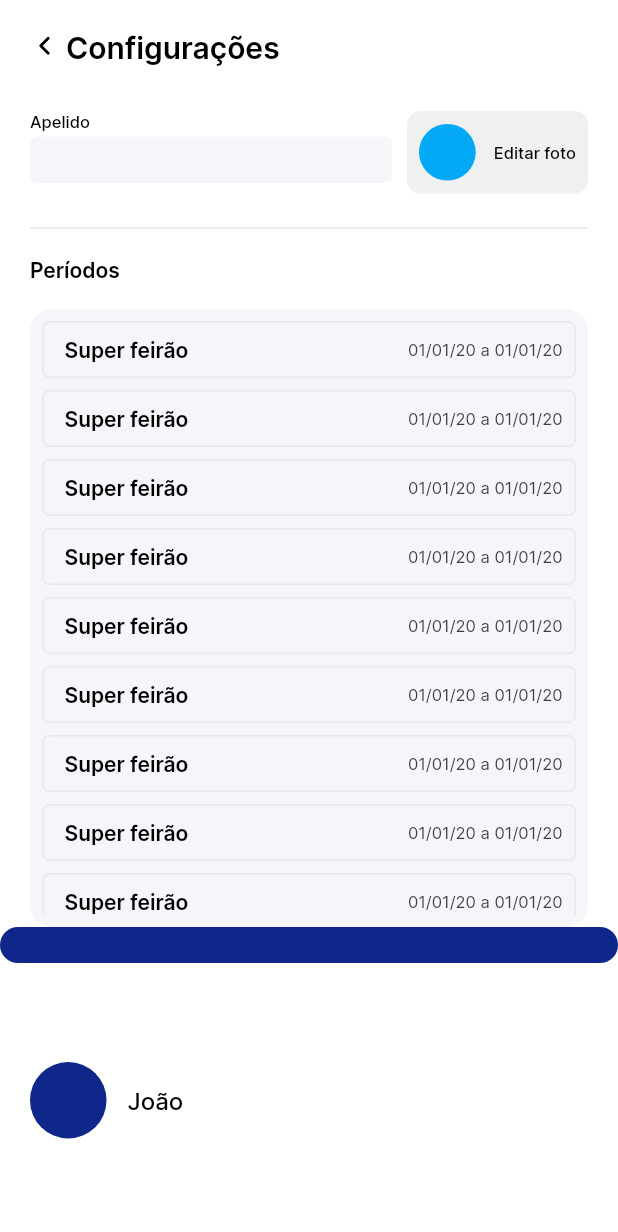
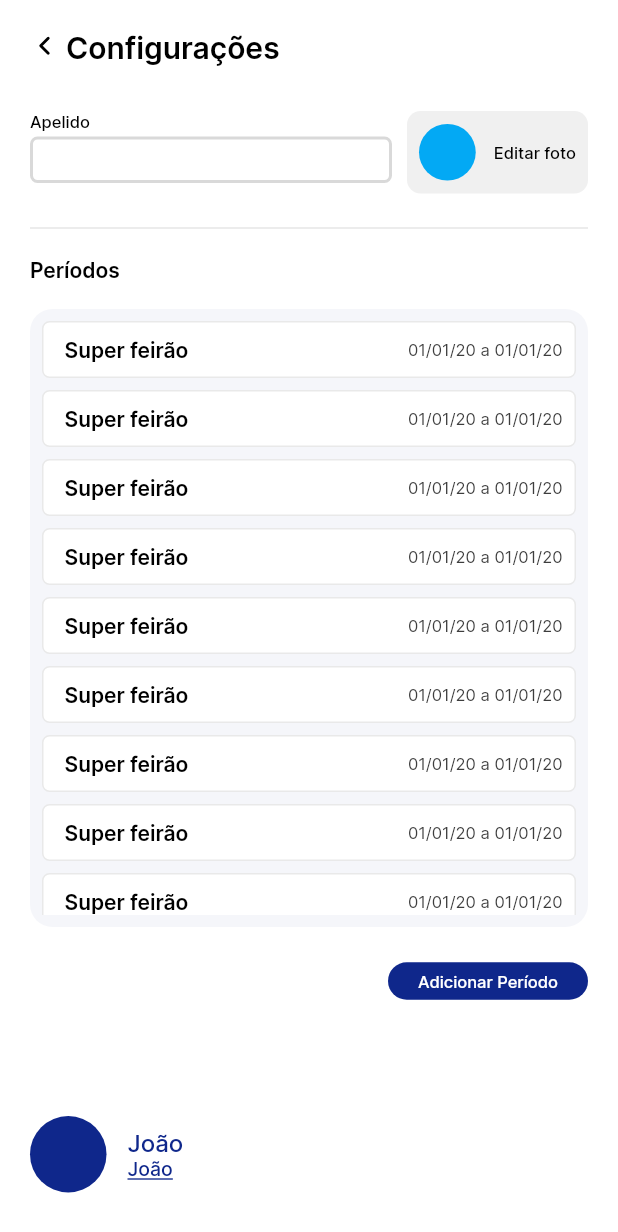
Before and after one commit to FelipeLemosBellini/science_dex, a Flutter app: the screen it shows after launch, on a phone screen of 412 x 824 dp. Shown: the top 1232 px of the screen. Run offline on Flutter 3.47's test engine with Material 3 defaults, Android fonts, the phone set to English and light mode, and no system bars; our stand-ins replace flutter_svg, get_it, go_router.

Commit message:
add primary button and fix design

```diff
--- a/lib/screens/profile/configuration/configuration_page.dart
+++ b/lib/screens/profile/configuration/configuration_page.dart
@@ -21,31 +21,33 @@ class _ConfigurationPageState extends State<ConfigurationPage> {
     return Scaffold(
         appBar: ScienceDexAppBar(textTitle: Translate.strings.configuration),
         backgroundColor: ScienceDexColors.scaffoldBackground,
-      body: ListView(
-        physics: BouncingScrollPhysics(),
-        children: [
-          Consumer<ConfigurationModel>(
+        body: CustomScrollView(shrinkWrap: true, physics: BouncingScrollPhysics(), slivers: [
+          SliverToBoxAdapter(
+            child: Consumer<ConfigurationModel>(
                 builder: (context, model, child) => EditUserWidget(
                     focusNode: model.focusNode,
                     controller: model.controller,
                     padding: const EdgeInsets.only(top: 20, right: 20, left: 20))),
-          ScienceDexDividerWidget(padding: const EdgeInsets.only(top: 22, bottom: 18, left: 20, right: 20)),
-          Padding(
-            padding: const EdgeInsets.symmetric(horizontal: 20),
-            child: Text("Períodos").bodySmallSemiBold(),
           ),
-          Consumer(
+          SliverToBoxAdapter(
+              child: ScienceDexDividerWidget(padding: const EdgeInsets.only(top: 22, bottom: 18, left: 20, right: 20))),
+          SliverToBoxAdapter(
+            child: Padding(
+                padding: const EdgeInsets.symmetric(horizontal: 20), child: Text("Períodos").bodySmallSemiBold()),
+          ),
+          SliverToBoxAdapter(
+              child: Consumer(
                   builder: (context, model, child) =>
-                  ListPeriodWidget(margin: EdgeInsets.only(top: 18, left: 20, right: 20))),
-          ScienceDexPrimaryButton(
-            padding: EdgeInsets.only(top: 12),
+                      ListPeriodWidget(margin: EdgeInsets.only(top: 18, left: 20, right: 20)))),
+          SliverToBoxAdapter(
+            child: ScienceDexPrimaryButton(
+                padding: EdgeInsets.only(top: 12, right: 20),
                 onTap: () {},
-            text: "ADD",
+                alignment: Alignment.centerRight,
+                text: "Adicionar Período"),
           ),
-          LogoutWidget(padding: EdgeInsets.only(left: 20, top: 66), name: "João"),
-          SizedBox(height: 50)
-        ],
-      ),
-    );
+          SliverToBoxAdapter(child: LogoutWidget(padding: EdgeInsets.only(left: 20, top: 66), name: "João")),
+          SliverToBoxAdapter(child: SizedBox(height: 50))
+        ]));
   }
 }
--- a/lib/screens/profile/widget/item_period_widget.dart
+++ b/lib/screens/profile/widget/item_period_widget.dart
@@ -11,6 +11,7 @@ class ItemPeriodWidget extends StatelessWidget {
       padding: EdgeInsets.only(left: 14, right: 8),
       margin: EdgeInsets.only(bottom: 8),
       decoration: BoxDecoration(
+          color: ScienceDexColors.white,
           border: Border.all(color: ScienceDexColors.grayBorder, width: 1),
           borderRadius: BorderRadius.all(Radius.circular(5))),
       child: Row(mainAxisAlignment: MainAxisAlignment.spaceBetween, children: [
--- a/lib/screens/profile/widget/logout_widget.dart
+++ b/lib/screens/profile/widget/logout_widget.dart
@@ -17,8 +17,11 @@ class LogoutWidget extends StatelessWidget {
           decoration: BoxDecoration(color: ScienceDexColors.secondaryColor, shape: BoxShape.circle),
         ),
         SizedBox(width: 14),
-        Column(children: [
-          Text(name).bodyBaseMedium(),
+        Column(crossAxisAlignment: CrossAxisAlignment.start, children: [
+          Text(name).bodyBaseMedium(style: TextStyle(color: ScienceDexColors.secondaryColor)),
+          Text(name).bodyBaseMedium(
+              style: TextStyle(
+                  fontSize: 13, color: ScienceDexColors.secondaryColor, decoration: TextDecoration.underline)),
         ])
       ]),
     );
--- a/lib/screens/widgets/science_dex_primary_button.dart
+++ b/lib/screens/widgets/science_dex_primary_button.dart
@@ -1,30 +1,37 @@
 import 'package:flutter/cupertino.dart';
 import 'package:flutter/material.dart';
 import 'package:science_dex/screens/helper/export_helper_screen.dart';
-import 'package:science_dex/screens/widgets/export_science_dex_material.dart';
 
 class ScienceDexPrimaryButton extends StatelessWidget {
   final Function() onTap;
   final String text;
   final EdgeInsets? padding;
+  final Alignment? alignment;
+
   const ScienceDexPrimaryButton({
     super.key,
     required this.onTap,
     required this.text,
     this.padding,
+    this.alignment,
   });
 
   @override
   Widget build(BuildContext context) {
-    return ScienceDexGestureDetector(
-      onTap: onTap,
-      child: Container(
-        height: 24,
+    return Container(
+        alignment: alignment ?? Alignment.center,
         padding: padding ?? EdgeInsets.zero,
-        decoration:
-            BoxDecoration(color: ScienceDexColors.secondaryColor, borderRadius: BorderRadius.all(Radius.circular(15))),
-        child: Text(text).bodyTinySemiBold(style: TextStyle(color: ScienceDexColors.white, height: 10)),
-      ),
-    );
+        child: MaterialButton(
+            height: 24,
+            minWidth: 0,
+            elevation: 0,
+            enableFeedback: true,
+            onPressed: onTap,
+            shape: RoundedRectangleBorder(borderRadius: BorderRadius.circular(15)),
+            color: ScienceDexColors.secondaryColor,
+            child: Padding(
+              padding: const EdgeInsets.symmetric(horizontal: 4, vertical: 6),
+              child: Text(text).bodyTinyMedium(style: TextStyle(color: ScienceDexColors.white)),
+            )));
   }
 }
--- a/lib/screens/widgets/science_dex_text_field_widget.dart
+++ b/lib/screens/widgets/science_dex_text_field_widget.dart
@@ -37,14 +37,15 @@ class _ScienceDexTextFieldState extends State<ScienceDexTextField> {
 
   TextStyle get _defaultTextStyle => const Text("").bodyTinyMedium().style!;
 
-  Color get _backgroundColor => widget.focusNode.hasFocus ? ScienceDexColors.white : ScienceDexColors.grayLight;
+  Color get _backgroundColor => widget.focusNode.hasFocus ? ScienceDexColors.white : ScienceDexColors.white;
 
-  OutlineInputBorder get _border =>
-      OutlineInputBorder(borderRadius: BorderRadius.circular(5), borderSide: BorderSide.none);
+  OutlineInputBorder get _border => OutlineInputBorder(
+      borderRadius: BorderRadius.circular(5),
+      borderSide: BorderSide(color: ScienceDexColors.label, width: 2));
 
   OutlineInputBorder get _defaultFocusedBorder {
     return OutlineInputBorder(
-        borderSide: const BorderSide(color: ScienceDexColors.gray, width: 2), borderRadius: BorderRadius.circular(5));
+        borderRadius: BorderRadius.circular(5), borderSide: const BorderSide(color: ScienceDexColors.gray, width: 3));
   }
 
   @override
@@ -55,6 +56,7 @@ class _ScienceDexTextFieldState extends State<ScienceDexTextField> {
       alignment: Alignment.center,
       child: TextField(
           cursorHeight: 13,
+          keyboardAppearance: Brightness.light,
           controller: widget.controller,
           readOnly: widget.readOnly ?? false,
           style: _defaultTextStyle,
@@ -69,7 +71,7 @@ class _ScienceDexTextFieldState extends State<ScienceDexTextField> {
               isCollapsed: false,
               constraints: BoxConstraints.expand(height: 31),
               fillColor: _backgroundColor,
-              border: _border,
+              enabledBorder: _border,
               focusedBorder: _defaultFocusedBorder,
               labelStyle: _labelTextStyle)),
     );
```
Lines whose indentation alone changed are shown as unchanged.
